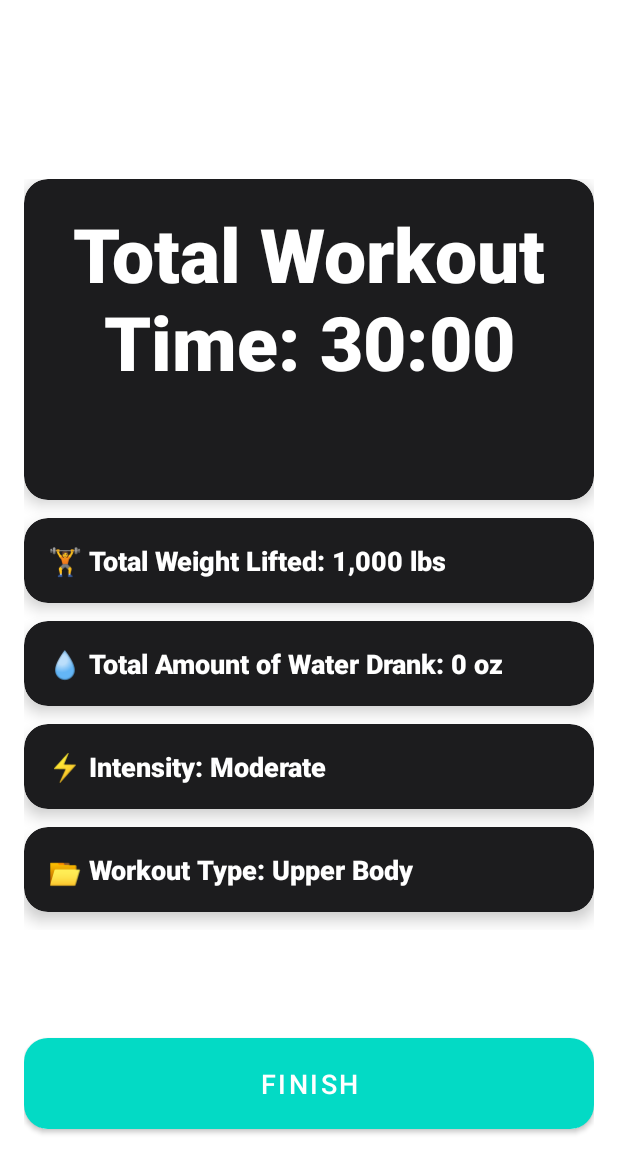
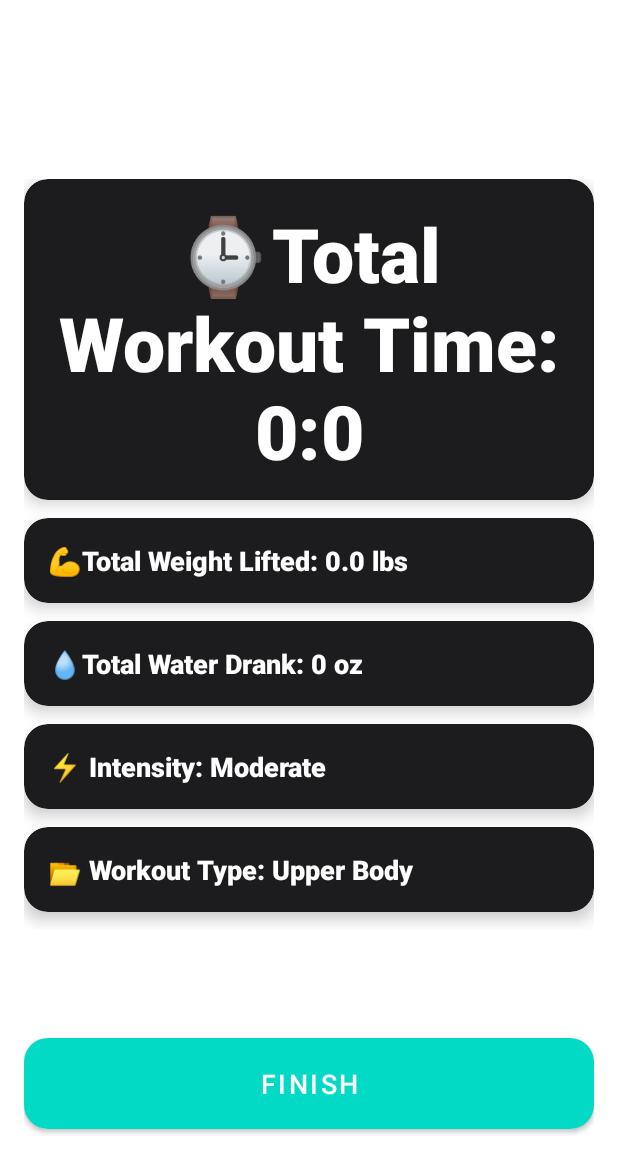
Before and after one commit to Tnelso95/PumpPatrol, an Android app built with Jetpack Compose: the fragment PostWorkoutSummaryFragment shown on its own in the app's theme, on a phone screen of 412 x 824 dp. Shown: the top 1173 px of the screen. Run offline under Robolectric (Android 15) with nearby library versions, the phone set to English and light mode, and no system bars.

Commit message:
dynamic post workout

```diff
--- a/app/build.gradle.kts
+++ b/app/build.gradle.kts
@@ -2,6 +2,7 @@ plugins {
     alias(libs.plugins.android.application)
     alias(libs.plugins.kotlin.android)
     alias(libs.plugins.google.gms.google.services)
+    id("kotlin-parcelize")
 }
 
 android {
--- a/app/src/main/java/com/example/pumppatrol/ui/workout/PostWorkoutSummaryFragment.kt
+++ b/app/src/main/java/com/example/pumppatrol/ui/workout/PostWorkoutSummaryFragment.kt
@@ -4,46 +4,48 @@ import android.os.Bundle
 import android.view.LayoutInflater
 import android.view.View
 import android.view.ViewGroup
-import android.widget.TextView
 import androidx.fragment.app.Fragment
-import androidx.lifecycle.ViewModelProvider
 import com.example.pumppatrol.databinding.FragmentPostWorkoutSummaryBinding
-import com.example.pumppatrol.R
-import androidx.navigation.fragment.findNavController
-
-
+import com.example.pumppatrol.ui.workout.ExerciseRecord
+import com.example.pumppatrol.ui.workout.SetRecord
 
 class PostWorkoutSummaryFragment : Fragment() {
 
     private var _binding: FragmentPostWorkoutSummaryBinding? = null
     private val binding get() = _binding!!
 
-    private lateinit var viewModel: PostWorkoutViewModel
+    private var totalTime: Long = 0
+    private var totalWater: Int = 0
+    private lateinit var exerciseRecords: ArrayList<ExerciseRecord>
+
+    private var totalWeightLifted: Float = 0f
 
     override fun onCreateView(
-        inflater: LayoutInflater,
-        container: ViewGroup?,
+        inflater: LayoutInflater, container: ViewGroup?,
         savedInstanceState: Bundle?
     ): View {
         _binding = FragmentPostWorkoutSummaryBinding.inflate(inflater, container, false)
-        viewModel = ViewModelProvider(requireActivity())[PostWorkoutViewModel::class.java]
 
-        viewModel.workoutSummary.observe(viewLifecycleOwner) { summary ->
-            // Set the workout time on the first CardView
-            binding.textWorkoutTime.text = summary
+        arguments?.let {
+            totalTime = it.getLong("totalTime")
+            totalWater = it.getInt("totalWater")
+            totalWeightLifted = it.getFloat("totalWeightLifted", 0f)
+            exerciseRecords = it.getParcelableArrayList("exerciseRecords") ?: arrayListOf()
         }
 
-        viewModel.totalWaterDrank.observe(viewLifecycleOwner) { waterOz ->
-            binding.textWaterDrank.text = "💧 Total Amount of Water Drank: ${waterOz} oz"
-        }
-
-        binding.btnFinish.setOnClickListener {
-            val navController = findNavController()
-            navController.navigate(R.id.navigation_home)
-        }
-
+        displayWorkoutSummary()
         return binding.root
     }
+
+    private fun displayWorkoutSummary() {
+        val minutes = (totalTime / 60000).toInt()
+        val seconds = (totalTime % 60000 / 1000).toInt()
+        binding.textWorkoutTime.text = "⌚Total Workout Time: $minutes:$seconds"
+        binding.textWaterDrank.text = "💧Total Water Drank: $totalWater oz"
+        binding.textTotalWeightLifted.text = "💪Total Weight Lifted: ${"%.1f".format(totalWeightLifted)} lbs"
+
+    }
+
 
     override fun onDestroyView() {
         super.onDestroyView()
--- a/app/src/main/res/layout/fragment_post_workout_summary.xml
+++ b/app/src/main/res/layout/fragment_post_workout_summary.xml
@@ -62,6 +62,7 @@
             android:backgroundTint="#1C1C1E">
 
             <TextView
+                android:id="@+id/textTotalWeightLifted"
                 android:layout_width="match_parent"
                 android:layout_height="wrap_content"
                 android:fontFamily="sans-serif-black"
```
Also changed, not shown: app/src/main/java/com/example/pumppatrol/ui/workout/WorkoutSessionFragment.kt (+26 -4 lines).
